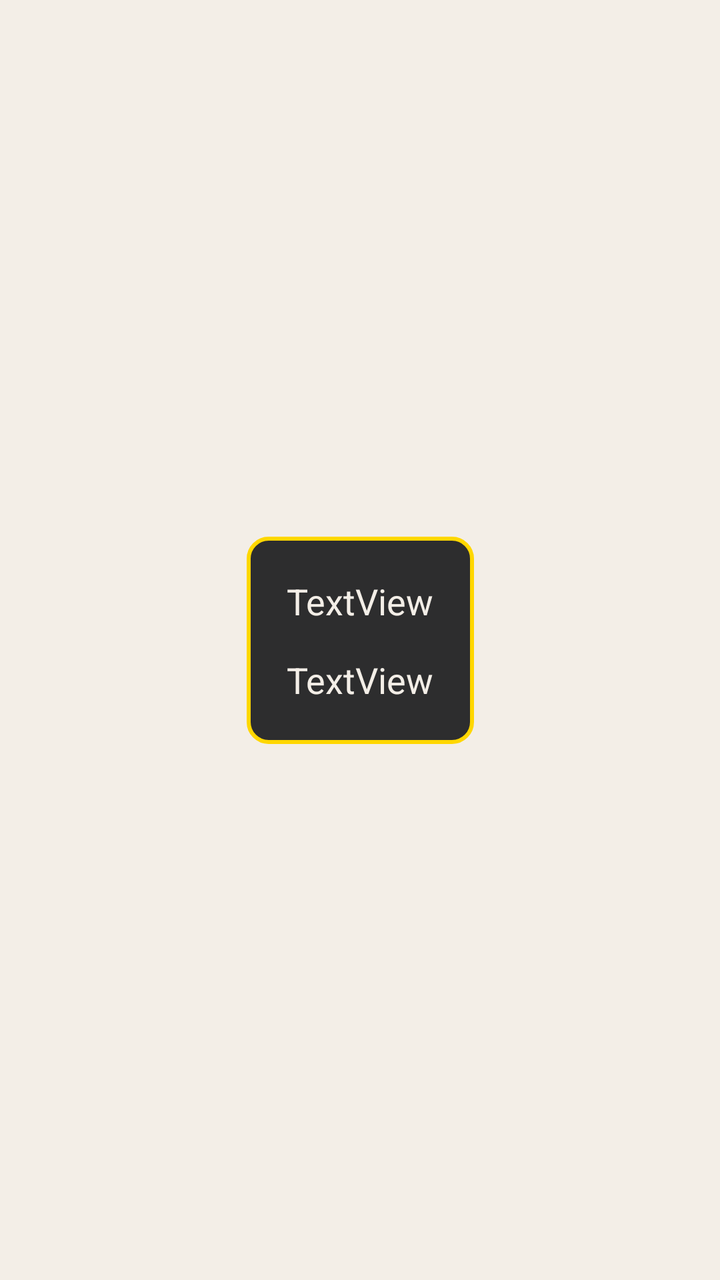
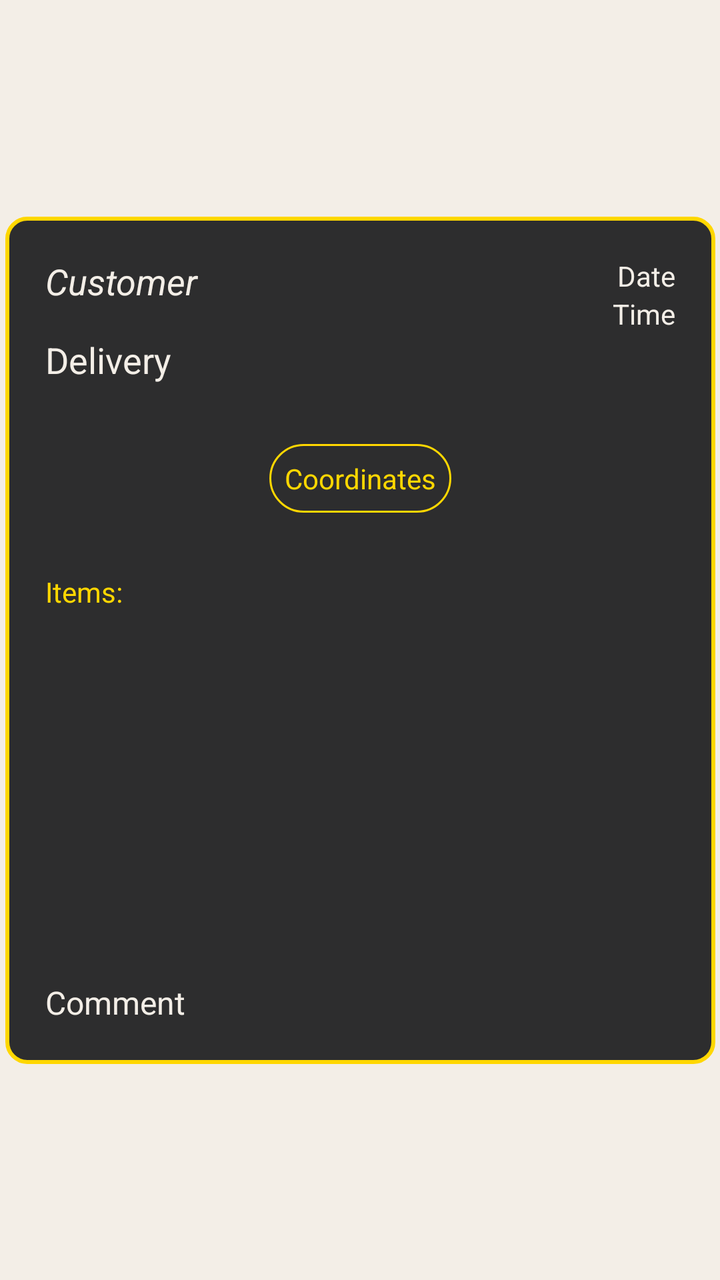

Two renders of the same Android screen: before a commit and after it. Below are the layout's source before the change and the commit's diff.
<!-- AndroidManifest.xml: application theme MaterialActionBar -->
<!-- res/layout/activity_captured_data.xml -->
<?xml version="1.0" encoding="utf-8"?>
<androidx.constraintlayout.widget.ConstraintLayout xmlns:android="http://schemas.android.com/apk/res/android"
    xmlns:app="http://schemas.android.com/apk/res-auto"
    xmlns:tools="http://schemas.android.com/tools"
    android:id="@+id/layoutNewDeliveryMain"
    android:layout_width="match_parent"
    android:layout_height="match_parent"
    android:background="@color/pearl"
    android:padding="10dp">


    <androidx.constraintlayout.widget.ConstraintLayout
        android:id="@+id/layoutAddress"
        android:layout_width="wrap_content"
        android:layout_height="wrap_content"
        android:background="@drawable/border_trip_creation"
        android:padding="20dp"
        app:layout_constraintBottom_toBottomOf="parent"
        app:layout_constraintEnd_toEndOf="parent"
        app:layout_constraintStart_toStartOf="parent"
        app:layout_constraintTop_toTopOf="parent">

        <TextView
            android:id="@+id/CapturedData_customerName"
            android:layout_width="wrap_content"
            android:layout_height="wrap_content"
            android:text="TextView"
            android:textSize="18sp"
            android:textColor="@color/pearl"
            app:layout_constraintStart_toStartOf="parent"
            app:layout_constraintTop_toTopOf="parent" />

        <TextView
            android:id="@+id/CapturedData_documentNumber"
            android:layout_width="wrap_content"
            android:layout_height="wrap_content"
            android:layout_marginTop="15dp"
            android:text="TextView"
            android:textSize="18sp"
            android:textColor="@color/pearl"
            app:layout_constraintStart_toStartOf="parent"
            app:layout_constraintTop_toBottomOf="@+id/CapturedData_customerName" />

        <ImageView
            android:id="@+id/CapturedData_imageViewItem"
            android:layout_width="wrap_content"
            android:layout_height="wrap_content"
            android:contentDescription="Image 1 from Dropbox"
            android:scaleType="centerCrop"
            app:layout_constraintBottom_toBottomOf="parent"
            app:layout_constraintStart_toStartOf="parent" />

        <ImageView
            android:id="@+id/CapturedData_imageViewSignature"
            android:layout_width="wrap_content"
            android:layout_height="wrap_content"
            android:contentDescription="Image 1 from Dropbox"
            android:scaleType="centerCrop"
            app:layout_constraintBottom_toBottomOf="parent"
            app:layout_constraintStart_toEndOf="@+id/CapturedData_imageViewItem" />

    </androidx.constraintlayout.widget.ConstraintLayout>

</androidx.constraintlayout.widget.ConstraintLayout>
<!-- resources referenced by this layout -->
<resources>
  <color name="pearl">#F3EEE7</color>
  <!-- drawable border_trip_creation (drawable) -->
  <?xml version="1.0" encoding="utf-8"?>
  <layer-list xmlns:android="http://schemas.android.com/apk/res/android">
      <item>
          <shape
              android:shape="rectangle" >
              <corners
                  android:radius="10dp" />
              <stroke
                  android:width="2dp"
                  android:color="@color/gold" />
              <solid
                  android:color="@color/theme" />
          </shape>
      </item>
  </layer-list>
  <style name="MaterialActionBar" parent="Theme.MaterialComponents.Light.DarkActionBar">
          
  
          <item name="colorPrimary">@color/theme</item>
          <item name="colorPrimaryDark">@color/theme</item>
          <item name="colorAccent">@color/pearl</item>
          <item name="android:windowContentTransitions" tools:ignore="NewApi">true</item>
          <item name="actionBarTheme">@style/ActionBarStyle</item>
          <item name="alertDialogTheme">@style/AlertDialogStyle</item>
          <item name="android:navigationBarColor">@color/theme</item>
  
      </style>
  <color name="gold">#FFD700</color>
  <color name="theme">#2D2D2E</color>
  <style name="ActionBarStyle" parent="MaterialActionBar">
          <item name="android:textColorPrimary">@color/gold</item>
          <item name="colorPrimary">@color/theme</item>
      </style>
  <style name="AlertDialogStyle" parent="Theme.AppCompat.Light.Dialog.Alert">
          <item name="android:colorAccent">@color/gold</item>
          <item name="android:textColorPrimary">@color/gold</item>
          <item name="android:textColor">@color/gold</item>
          <item name="android:textColorHint">@color/gold</item>
          <item name="android:windowBackground">@color/theme</item>
          <item name="android:paddingRight">1dp</item>
          <item name="android:paddingLeft">1dp</item>
      </style>
</resources>

<!-- the commit's change to res/layout/activity_captured_data.xml (unified diff, before → after) -->
@@ -5,8 +5,7 @@
     android:id="@+id/layoutNewDeliveryMain"
     android:layout_width="match_parent"
     android:layout_height="match_parent"
-    android:background="@color/pearl"
-    android:padding="10dp">
+    android:background="@color/pearl">
 
 
     <androidx.constraintlayout.widget.ConstraintLayout
@@ -24,9 +23,10 @@
             android:id="@+id/CapturedData_customerName"
             android:layout_width="wrap_content"
             android:layout_height="wrap_content"
-            android:text="TextView"
+            android:text="Customer"
+            android:textColor="@color/pearl"
             android:textSize="18sp"
-            android:textColor="@color/pearl"
+            android:textStyle="italic"
             app:layout_constraintStart_toStartOf="parent"
             app:layout_constraintTop_toTopOf="parent" />
 
@@ -35,29 +35,99 @@
             android:layout_width="wrap_content"
             android:layout_height="wrap_content"
             android:layout_marginTop="15dp"
-            android:text="TextView"
+            android:text="Delivery"
+            android:textColor="@color/pearl"
             android:textSize="18sp"
-            android:textColor="@color/pearl"
             app:layout_constraintStart_toStartOf="parent"
             app:layout_constraintTop_toBottomOf="@+id/CapturedData_customerName" />
 
         <ImageView
             android:id="@+id/CapturedData_imageViewItem"
-            android:layout_width="wrap_content"
-            android:layout_height="wrap_content"
+            android:layout_width="150dp"
+            android:layout_height="150dp"
+            android:layout_marginStart="15dp"
             android:contentDescription="Image 1 from Dropbox"
-            android:scaleType="centerCrop"
-            app:layout_constraintBottom_toBottomOf="parent"
-            app:layout_constraintStart_toStartOf="parent" />
+            android:scaleType="fitXY"
+            app:layout_constraintStart_toEndOf="@+id/CapturedData_imageViewSignature"
+            app:layout_constraintTop_toTopOf="@+id/CapturedData_imageViewSignature" />
 
         <ImageView
             android:id="@+id/CapturedData_imageViewSignature"
+            android:layout_width="150dp"
+            android:layout_height="150dp"
+            android:layout_marginTop="15dp"
+            android:contentDescription="Image 1 from Dropbox"
+            android:scaleType="fitXY"
+            app:layout_constraintStart_toStartOf="parent"
+            app:layout_constraintTop_toBottomOf="@+id/CapturedData_recyclerViewCapturedParcels" />
+
+        <TextView
+            android:id="@+id/CapturedData_textViewDate"
             android:layout_width="wrap_content"
             android:layout_height="wrap_content"
-            android:contentDescription="Image 1 from Dropbox"
-            android:scaleType="centerCrop"
-            app:layout_constraintBottom_toBottomOf="parent"
-            app:layout_constraintStart_toEndOf="@+id/CapturedData_imageViewItem" />
+            android:text="Date"
+            android:textAlignment="textEnd"
+            android:textColor="@color/pearl"
+            app:layout_constraintEnd_toEndOf="parent"
+            app:layout_constraintTop_toTopOf="parent" />
+
+        <TextView
+            android:id="@+id/CapturedData_textViewTime"
+            android:layout_width="wrap_content"
+            android:layout_height="wrap_content"
+            android:text="Time"
+            android:textAlignment="textEnd"
+            android:textColor="@color/pearl"
+            app:layout_constraintEnd_toEndOf="parent"
+            app:layout_constraintTop_toBottomOf="@+id/CapturedData_textViewDate" />
+
+        <TextView
+            android:id="@+id/CapturedData_textViewCoordinates"
+            android:layout_width="wrap_content"
+            android:layout_height="wrap_content"
+            android:layout_marginTop="30dp"
+            android:background="@drawable/border_customerfields"
+            android:clickable="true"
+            android:focusable="true"
+            android:foreground="?android:attr/selectableItemBackground"
+            android:padding="7.5dp"
+            android:text="Coordinates"
+            android:textAlignment="center"
+            android:textColor="@color/gold"
+            android:textSize="14sp"
+            app:layout_constraintEnd_toEndOf="parent"
+            app:layout_constraintStart_toStartOf="parent"
+            app:layout_constraintTop_toBottomOf="@+id/CapturedData_documentNumber" />
+
+        <TextView
+            android:id="@+id/CapturedData_textViewComment"
+            android:layout_width="wrap_content"
+            android:layout_height="wrap_content"
+            android:layout_marginTop="15dp"
+            android:text="Comment"
+            android:textColor="@color/pearl"
+            android:textSize="16sp"
+            app:layout_constraintStart_toStartOf="parent"
+            app:layout_constraintTop_toBottomOf="@+id/CapturedData_imageViewSignature" />
+
+        <androidx.recyclerview.widget.RecyclerView
+            android:id="@+id/CapturedData_recyclerViewCapturedParcels"
+            android:layout_width="0dp"
+            android:layout_height="wrap_content"
+            android:layout_marginTop="5dp"
+            app:layout_constraintEnd_toEndOf="parent"
+            app:layout_constraintStart_toStartOf="parent"
+            app:layout_constraintTop_toBottomOf="@+id/textView5" />
+
+        <TextView
+            android:id="@+id/textView5"
+            android:layout_width="wrap_content"
+            android:layout_height="wrap_content"
+            android:layout_marginTop="30dp"
+            android:text="Items:"
+            android:textColor="@color/gold"
+            app:layout_constraintStart_toStartOf="@+id/CapturedData_recyclerViewCapturedParcels"
+            app:layout_constraintTop_toBottomOf="@+id/CapturedData_textViewCoordinates" />
 
     </androidx.constraintlayout.widget.ConstraintLayout>
 
<!-- resource entries referenced after the edit -->
@@ -1,6 +1,20 @@
 <!-- resources referenced by this layout -->
 <resources>
   <color name="pearl">#F3EEE7</color>
+  <!-- drawable border_customerfields (drawable) -->
+  <?xml version="1.0" encoding="utf-8"?>
+  <layer-list xmlns:android="http://schemas.android.com/apk/res/android">
+      <item>
+          <shape
+              android:shape="rectangle" >
+              <corners
+                  android:radius="20dp" />
+              <stroke
+                  android:width="1dp"
+                  android:color="@color/gold" />
+          </shape>
+      </item>
+  </layer-list>
   <!-- drawable border_trip_creation (drawable) -->
   <?xml version="1.0" encoding="utf-8"?>
   <layer-list xmlns:android="http://schemas.android.com/apk/res/android">
